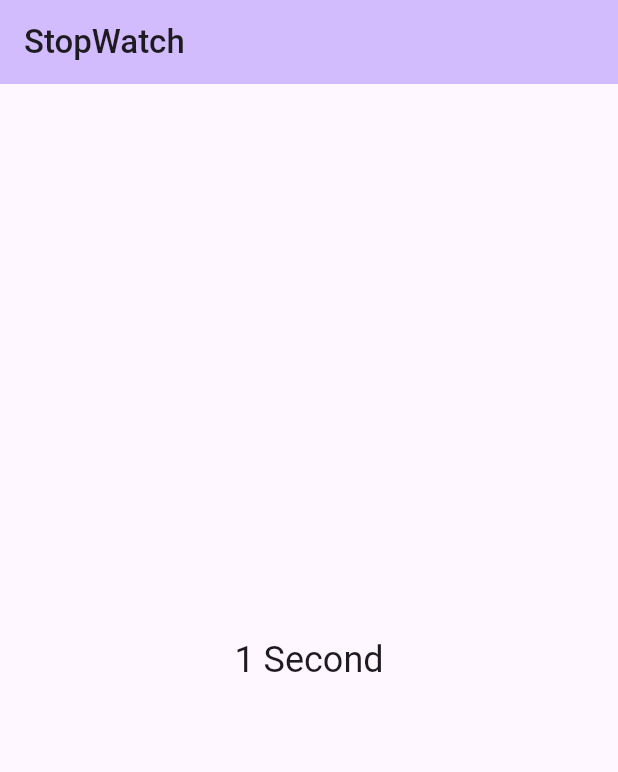
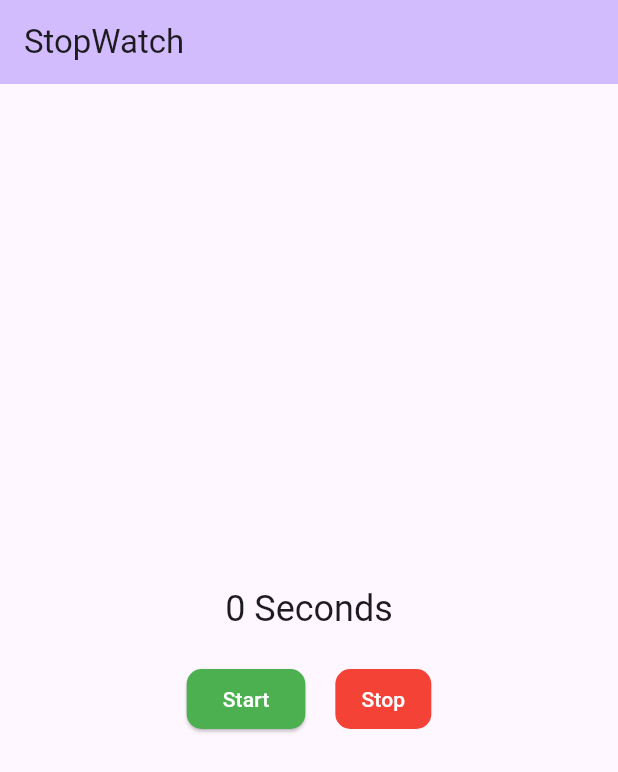
Before and after one commit to alomia/stopwatch-app, a Flutter app: the StopWatch screen opened directly, on a phone screen of 412 x 824 dp. Shown: the top 772 px of the screen. Run offline on Flutter 3.47's test engine with Material 3 defaults, Android fonts, the phone set to English and light mode, and no system bars.

Commit message:
interacting with buttons

```diff
--- a/lib/stopwatch.dart
+++ b/lib/stopwatch.dart
@@ -12,12 +12,7 @@ class StopWatch extends StatefulWidget {
 class _StopWatchState extends State<StopWatch> {
   int seconds = 0;
   late Timer timer;
-
-  @override
-  void initState() {
-    super.initState();
-    timer = Timer.periodic(const Duration(seconds: 1), _onTick);
-  }
+  bool _isTicking = false;
 
   void _onTick(Timer time) {
     if (mounted) {
@@ -32,18 +27,65 @@ class _StopWatchState extends State<StopWatch> {
     return Scaffold(
       appBar: AppBar(
         backgroundColor: Theme.of(context).colorScheme.inversePrimary,
-        title: const Text(
-          "StopWatch",
-          style: TextStyle(fontWeight: FontWeight.w500),
-        ),
+        title: const Text("StopWatch"),
       ),
-      body: Center(
-        child: Text(
-          "$seconds ${_secondsText()}",
-          style: Theme.of(context).textTheme.headlineSmall,
-        ),
+      body: Column(
+        mainAxisAlignment: MainAxisAlignment.center,
+        children: <Widget>[
+          Text(
+            "$seconds ${_secondsText()}",
+            style: Theme.of(context).textTheme.headlineSmall,
+          ),
+          const SizedBox(height: 20.0),
+          Row(
+            mainAxisAlignment: MainAxisAlignment.center,
+            children: <Widget>[
+              ElevatedButton(
+                style: ButtonStyle(
+                    backgroundColor:
+                        MaterialStateProperty.all<Color>(Colors.green),
+                    foregroundColor:
+                        MaterialStateProperty.all<Color>(Colors.white),
+                    shape: MaterialStateProperty.all<RoundedRectangleBorder>(
+                        RoundedRectangleBorder(
+                            borderRadius: BorderRadius.circular(10)))),
+                onPressed: _isTicking ? null : _startTimer,
+                child: const Text("Start"),
+              ),
+              const SizedBox(width: 20.0),
+              TextButton(
+                style: ButtonStyle(
+                    backgroundColor:
+                        MaterialStateProperty.all<Color>(Colors.red),
+                    foregroundColor:
+                        MaterialStateProperty.all<Color>(Colors.white),
+                    shape: MaterialStateProperty.all<RoundedRectangleBorder>(
+                        RoundedRectangleBorder(
+                            borderRadius: BorderRadius.circular(10)))),
+                onPressed: _isTicking ? _stopTimer : null,
+                child: const Text("Stop"),
+              )
+            ],
+          )
+        ],
       ),
     );
+  }
+
+  void _startTimer() {
+    timer = Timer.periodic(const Duration(seconds: 1), _onTick);
+
+    setState(() {
+      seconds = 0;
+      _isTicking = true;
+    });
+  }
+
+  void _stopTimer() {
+    timer.cancel();
+    setState(() {
+      _isTicking = false;
+    });
   }
 
   String _secondsText() => seconds == 1 ? "Second" : "Seconds";
```
